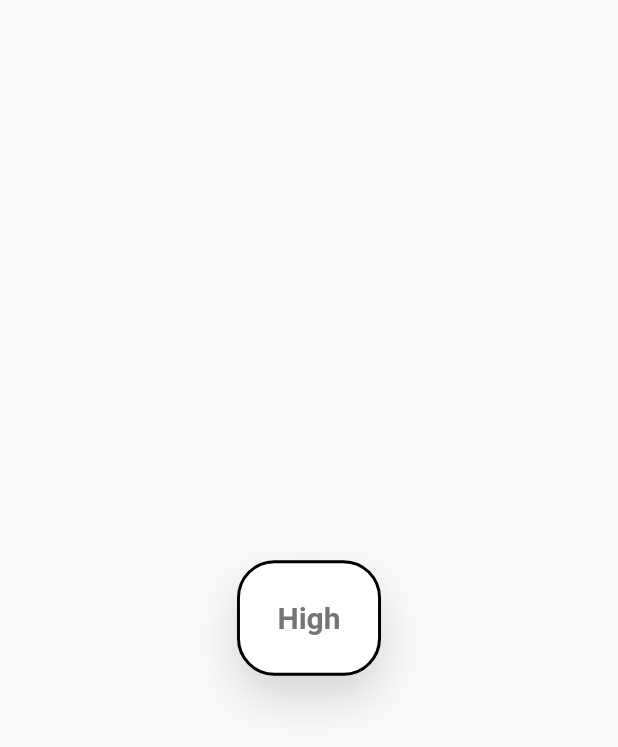
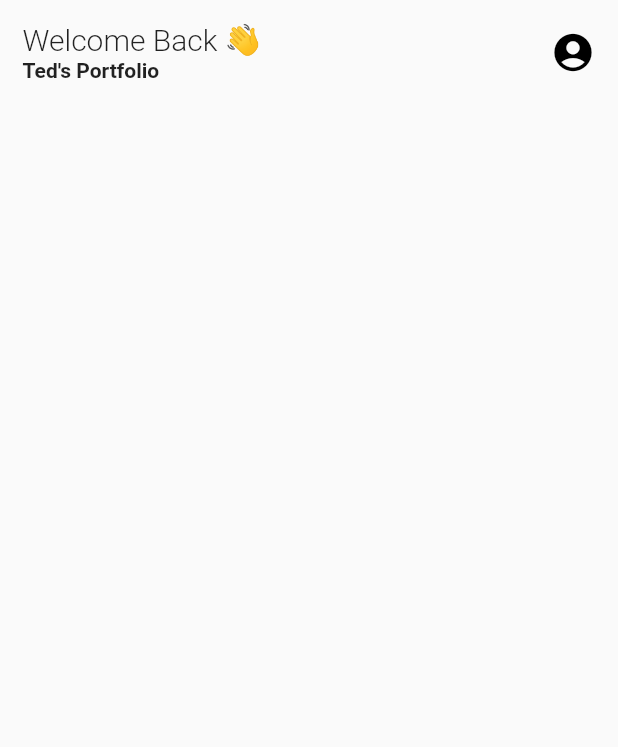
Before and after one commit to tedjkamau/Flutter_Portfolio, a Flutter app: the screen it shows after launch, on a phone screen of 412 x 824 dp. Shown: the top 747 px of the screen. Run offline on Flutter 3.47's test engine with Material 2 defaults, Android fonts, the phone set to English and light mode, and no system bars.

Commit message:
Learnt rows and column, creating headers

```diff
--- a/my_portfolio/lib/pages/home/home_page.dart
+++ b/my_portfolio/lib/pages/home/home_page.dart
@@ -7,11 +7,54 @@ class HomePage extends StatelessWidget {
 
   @override
   Widget build(BuildContext context) {
-    return Scaffold(
-        body: Center(
-      child: IntroCard(
-        text: "High",
+    return Scaffold(//SafeArea is a widget that adds padding to the edges of the screen
+      body: SafeArea(
+      child:
+      SizedBox(
+        width: MediaQuery.of(context).size.width,
+        height: MediaQuery.of(context).size.height,
+      child:
+       Padding(
+        padding:EdgeInsets.all(15),
+        child:
+        Column(
+          crossAxisAlignment: CrossAxisAlignment.start,
+          children: [
+            Row(
+              crossAxisAlignment: CrossAxisAlignment.center,
+              mainAxisAlignment: MainAxisAlignment.spaceBetween,
+              children: [Column(
+                crossAxisAlignment: CrossAxisAlignment.start,
+                mainAxisAlignment: MainAxisAlignment.start,
+                mainAxisSize: MainAxisSize.min,//Use as minimal space on the main axis
+                children: [
+                  Text(
+                    "Welcome Back 👋",
+                    style: TextStyle(
+                      fontSize: 20,fontWeight: FontWeight.w300
+                    ),
+                  ),
+                  Text(
+                    "Ted's Portfolio",
+                    style: TextStyle(
+                      fontWeight: FontWeight.bold
+                    ),
+                  )
+                ],
+              ),
+              const Icon(
+                Icons.account_circle,
+                color: Colors.black,
+                size:30
+              )
+              ],
+            )
+
+          ],
+        )
+      )
+      )
       ),
-    ));
+    );
   }
 } //A
--- a/my_portfolio/lib/widgets/cards/intro_card.dart
+++ b/my_portfolio/lib/widgets/cards/intro_card.dart
@@ -2,7 +2,7 @@ import 'package:flutter/material.dart'; //Import the material package
 
 class IntroCard extends StatelessWidget {
   final String text;
-  const IntroCard({required this.text,Key? key}) : super(key: key);
+  const IntroCard({required this.text, Key? key}) : super(key: key);
 
   @override
   Widget build(BuildContext context) {
@@ -33,3 +33,5 @@ class IntroCard extends StatelessWidget {
     );
   }
 }
+//Abstracting makes it easier for widget reusability
+//Pass parameters to widget to increase reusability
```
